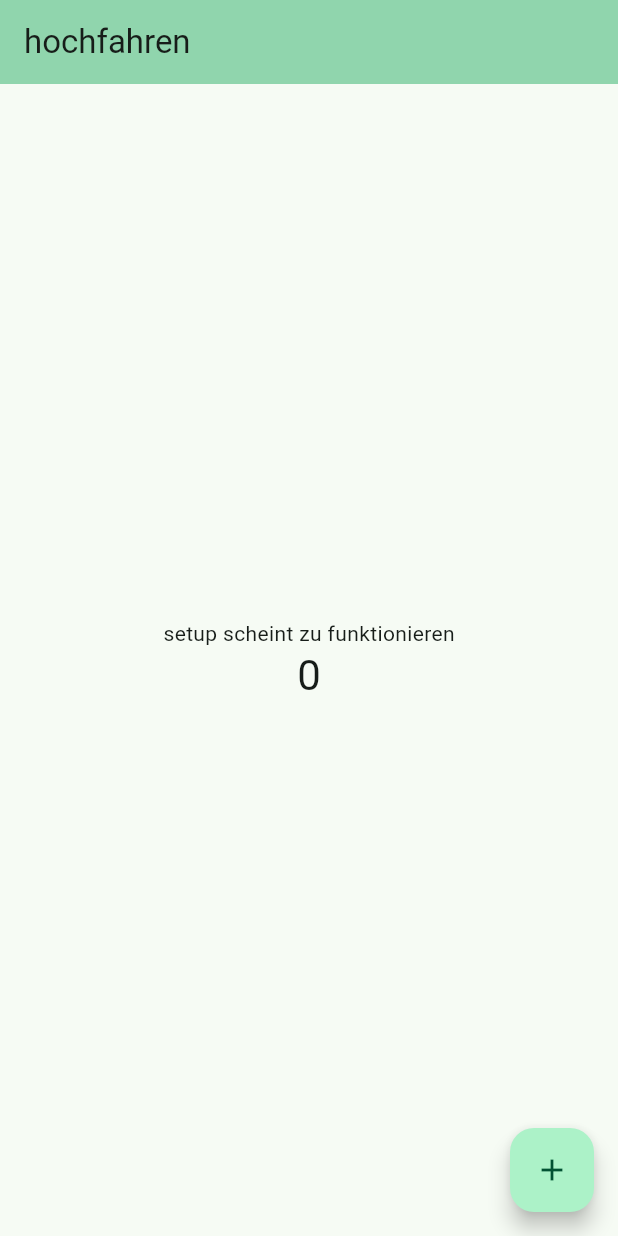
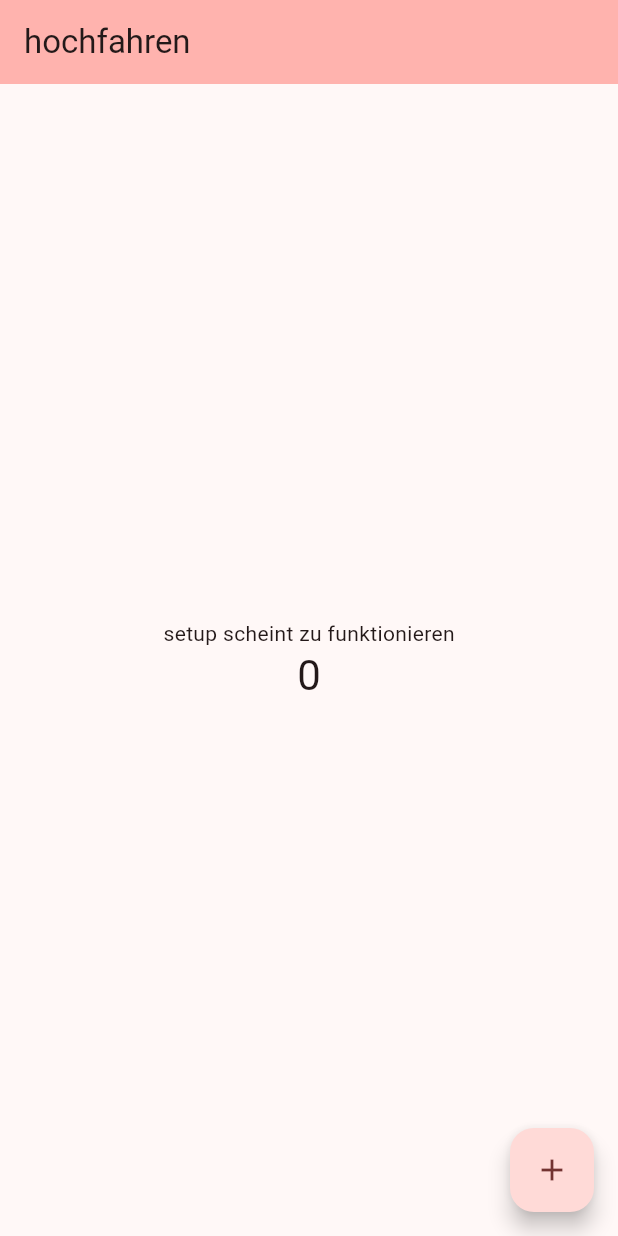
Before and after one commit to felixvoss/kreisliga-app, a Flutter app: the screen it shows after launch, on a phone screen of 412 x 824 dp. Run offline on Flutter 3.47's test engine with Material 3 defaults, Android fonts, the phone set to English and light mode, and no system bars.

Commit message:
change green to red (test)

```diff
--- a/lib/main.dart
+++ b/lib/main.dart
@@ -28,7 +28,7 @@ class MyApp extends StatelessWidget {
         //
         // This works for code too, not just values: Most code changes can be
         // tested with just a hot reload.
-        colorScheme: ColorScheme.fromSeed(seedColor: Colors.greenAccent),
+        colorScheme: ColorScheme.fromSeed(seedColor: Colors.redAccent),
         useMaterial3: true,
       ),
       home: const MyHomePage(title: 'hochfahren'),
```
